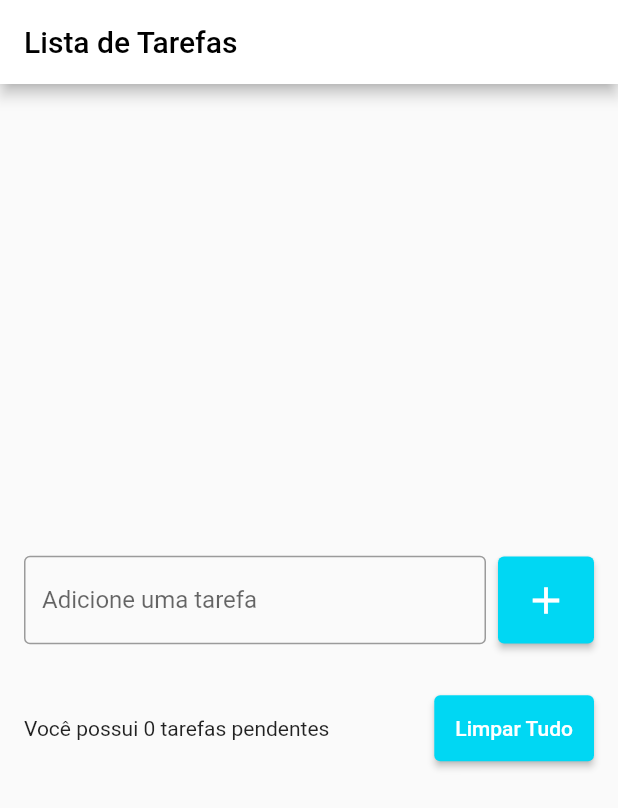
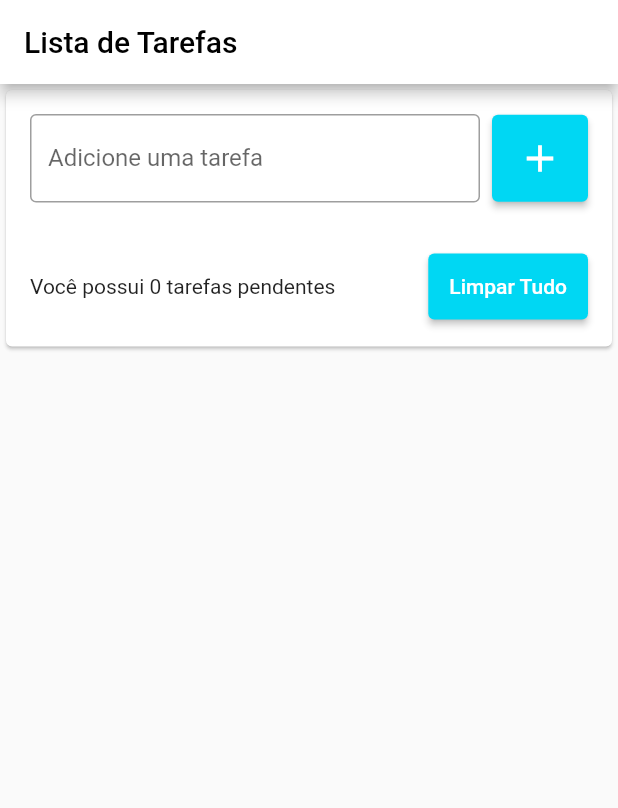
Before and after one commit to mapti-michel/flutter-projeto, a Flutter app: the screen it shows after launch, on a phone screen of 412 x 824 dp. Shown: the top 808 px of the screen. Run offline on Flutter 3.47's test engine with Material 2 defaults, Android fonts, the phone set to English and light mode, and no system bars; our stand-ins replace firebase_analytics, firebase_auth, firebase_core, flutter_slidable; accounts and stored records are empty.

Commit message:
Inserido o conteúdo para o topo

```diff
--- a/todo_list/lib/pages/todo_list_page.dart
+++ b/todo_list/lib/pages/todo_list_page.dart
@@ -25,9 +25,9 @@ class _TodoListPageState extends State<TodoListPage> {
         style: TextStyle(color: Colors.black)),
         backgroundColor: Colors.white,
       ),
-        body: Center(
+        body: Card(
           child: Padding(
-            padding: const EdgeInsets.all(16),
+            padding: const EdgeInsets.all(16.0),
             child: Column(
               mainAxisSize: MainAxisSize.min,
               children: [
@@ -83,7 +83,12 @@ class _TodoListPageState extends State<TodoListPage> {
                     ],
                   ),
                 ),
+
+
+
+
                 const SizedBox(height: 16),
+
                 Row(
                   children: [
                     Expanded(
```
